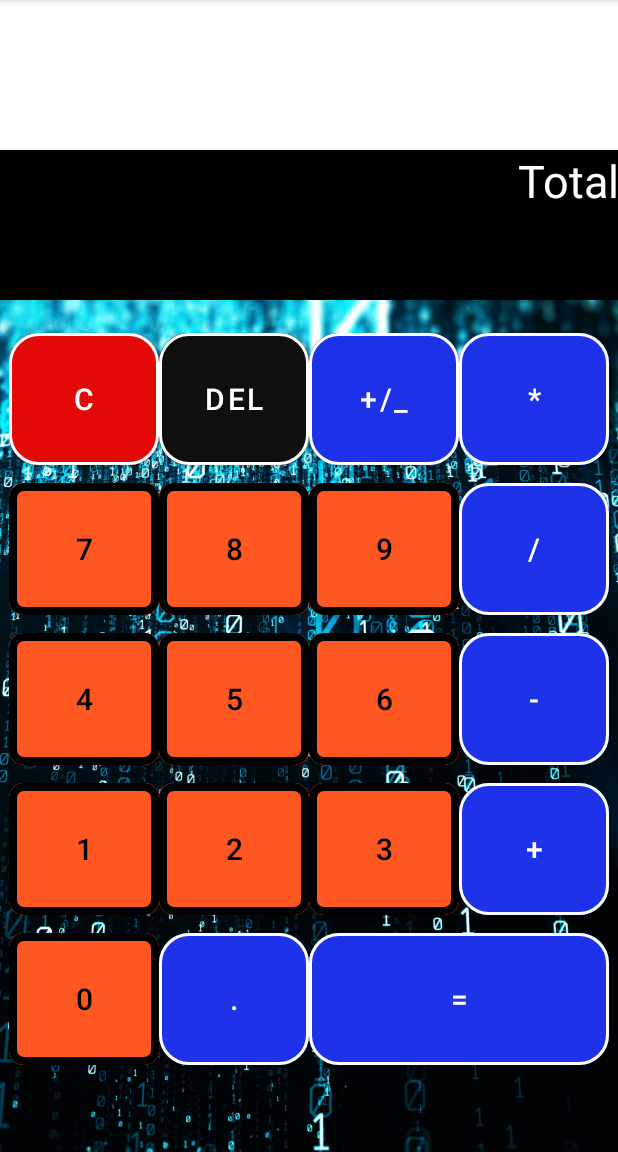
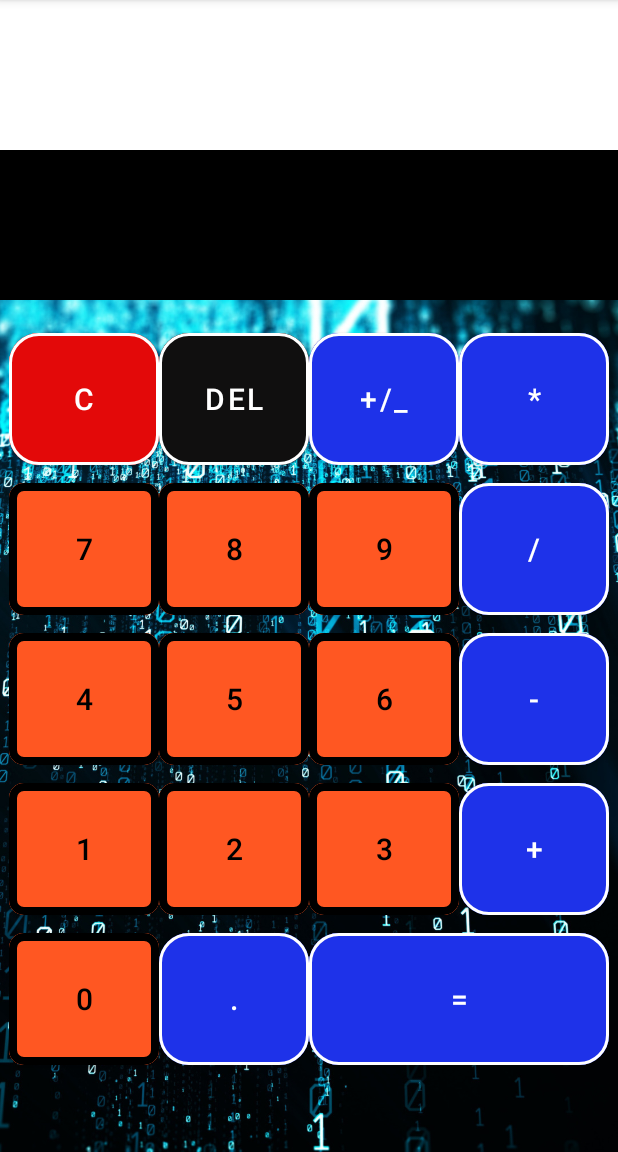
Before and after one commit to ZakharovAlexandrVladimirovich/My_Calculator, an Android app: the screen it shows after launch (MainActivity), on a phone screen of 412 x 824 dp, the part 84-1236 px from its top. Run offline under Robolectric (Android 15) with nearby library versions, the phone set to English and light mode, and no system bars.

Commit message:
redactNew3

```diff
--- a/app/src/main/res/layout-land/activity_main.xml
+++ b/app/src/main/res/layout-land/activity_main.xml
@@ -31,7 +31,7 @@
             android:layout_width="match_parent"
             android:layout_height="50dp"
             android:background="@color/black"
-            android:text="@string/textview"
+            tools:text="@string/textview"
             android:textAlignment="textEnd"
             android:inputType="numberDecimal"
             android:textColor="@color/white"
--- a/app/src/main/res/layout-v26/activity_main.xml
+++ b/app/src/main/res/layout-v26/activity_main.xml
@@ -32,7 +32,7 @@
             android:layout_width="match_parent"
             android:layout_height="100dp"
             android:background="@color/black"
-            android:text="@string/textview"
+            tools:text="@string/textview"
             android:textAlignment="textEnd"
             android:textColor="@color/white"
             android:textSize="30sp"
--- a/app/src/main/res/layout/activity_main.xml
+++ b/app/src/main/res/layout/activity_main.xml
@@ -31,7 +31,7 @@
             android:layout_width="match_parent"
             android:layout_height="100dp"
             android:background="@color/black"
-            android:text="@string/textview"
+            tools:text="@string/textview"
             android:textAlignment="textEnd"
             android:textColor="@color/white"
             android:textSize="30sp" />
```
